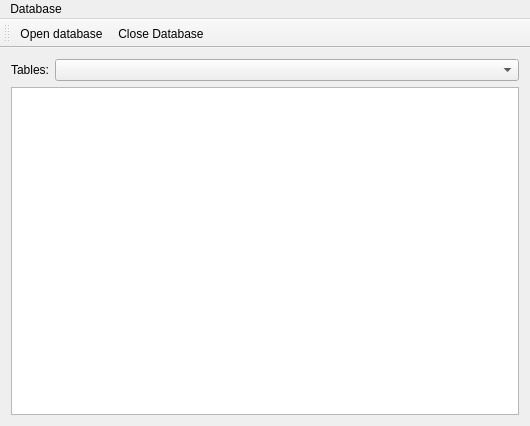
Before: the Qt Designer form forms/MainWindow.ui in michalbajorek/sqlite-explorer, drawn with Qt 5.
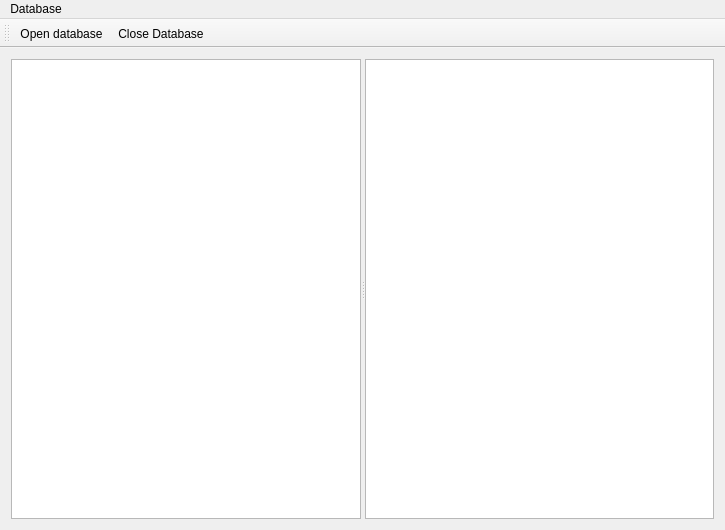
After: the same form once the commit is applied. Icons and pictures are not drawn.

Commit message: Added database tree

```diff
--- a/forms/MainWindow.ui
+++ b/forms/MainWindow.ui
@@ -6,10 +6,16 @@
    <rect>
     <x>0</x>
     <y>0</y>
-    <width>530</width>
-    <height>426</height>
+    <width>725</width>
+    <height>530</height>
    </rect>
   </property>
+  <property name="sizePolicy">
+   <sizepolicy hsizetype="MinimumExpanding" vsizetype="Preferred">
+    <horstretch>0</horstretch>
+    <verstretch>0</verstretch>
+   </sizepolicy>
+  </property>
   <property name="windowTitle">
    <string>Sqlite Explorer</string>
   </property>
@@ -21,35 +27,21 @@
 }</string>
   </property>
   <widget class="QWidget" name="centralWidget">
-   <layout class="QVBoxLayout" name="verticalLayout">
+   <layout class="QHBoxLayout" name="horizontalLayout">
     <item>
-     <layout class="QHBoxLayout" name="layoutCombo">
-      <property name="topMargin">
-       <number>0</number>
+     <widget class="QSplitter" name="splitter">
+      <property name="orientation">
+       <enum>Qt::Horizontal</enum>
       </property>
-      <item>
-       <widget class="QLabel" name="label">
-        <property name="sizePolicy">
-         <sizepolicy hsizetype="Maximum" vsizetype="Preferred">
-          <horstretch>0</horstretch>
-          <verstretch>0</verstretch>
-         </sizepolicy>
-        </property>
-        <property name="text">
-         <string>Tables:</string>
-        </property>
-       </widget>
-      </item>
-      <item>
-       <widget class="QComboBox" name="comboTables"/>
-      </item>
-     </layout>
-    </item>
-    <item>
-     <widget class="QTableView" name="tableView">
-      <property name="gridStyle">
-       <enum>Qt::DotLine</enum>
-      </property>
+      <widget class="QTreeView" name="treeView">
+       <property name="autoScroll">
+        <bool>false</bool>
+       </property>
+       <attribute name="headerVisible">
+        <bool>false</bool>
+       </attribute>
+      </widget>
+      <widget class="QTableView" name="tableView"/>
      </widget>
     </item>
    </layout>
@@ -59,7 +51,7 @@
     <rect>
      <x>0</x>
      <y>0</y>
-     <width>530</width>
+     <width>725</width>
      <height>20</height>
     </rect>
    </property>
```
The commit also changes 23 other files.
